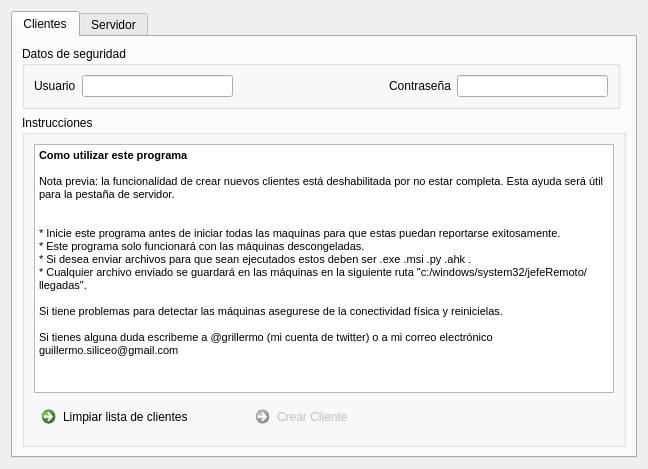
Above: mainWindow.ui from grillermo/Jefe-Remoto before the change. Below: the same form after it.
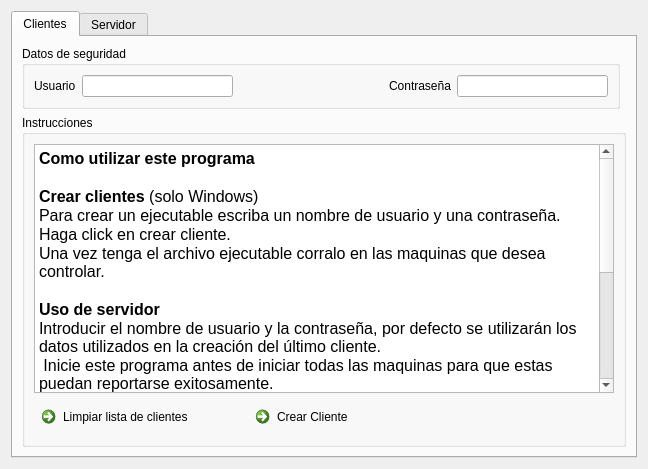
That is the form after the change. The open tabs and pages were chosen to show the change. Icons and pictures are not drawn.

Commit message: 'Working for windows, mac'

The edit to the form file:
```diff
--- a/mainWindow.ui
+++ b/mainWindow.ui
@@ -137,20 +137,25 @@
 &lt;html&gt;&lt;head&gt;&lt;meta name=&quot;qrichtext&quot; content=&quot;1&quot; /&gt;&lt;style type=&quot;text/css&quot;&gt;
 p, li { white-space: pre-wrap; }
 &lt;/style&gt;&lt;/head&gt;&lt;body style=&quot; font-family:'MS Shell Dlg 2'; font-size:8.25pt; font-weight:400; font-style:normal;&quot;&gt;
-&lt;p style=&quot; margin-top:0px; margin-bottom:0px; margin-left:0px; margin-right:0px; -qt-block-indent:0; text-indent:0px;&quot;&gt;&lt;span style=&quot; font-size:8pt; font-weight:600;&quot;&gt;Como utilizar este programa&lt;/span&gt;&lt;/p&gt;
-&lt;p style=&quot;-qt-paragraph-type:empty; margin-top:0px; margin-bottom:0px; margin-left:0px; margin-right:0px; -qt-block-indent:0; text-indent:0px; font-size:8pt; font-weight:600;&quot;&gt;&lt;/p&gt;
-&lt;p style=&quot; margin-top:0px; margin-bottom:0px; margin-left:0px; margin-right:0px; -qt-block-indent:0; text-indent:0px;&quot;&gt;&lt;span style=&quot; font-size:8pt;&quot;&gt;Nota previa: la funcionalidad de crear nuevos clientes está deshabilitada por no estar completa. Esta ayuda será útil para la pestaña de servidor.&lt;/span&gt;&lt;/p&gt;
-&lt;p style=&quot;-qt-paragraph-type:empty; margin-top:0px; margin-bottom:0px; margin-left:0px; margin-right:0px; -qt-block-indent:0; text-indent:0px; font-size:8pt;&quot;&gt;&lt;/p&gt;
-&lt;p style=&quot;-qt-paragraph-type:empty; margin-top:0px; margin-bottom:0px; margin-left:0px; margin-right:0px; -qt-block-indent:0; text-indent:0px; font-size:8pt;&quot;&gt;&lt;/p&gt;
-&lt;p style=&quot; margin-top:0px; margin-bottom:0px; margin-left:0px; margin-right:0px; -qt-block-indent:0; text-indent:0px;&quot;&gt;&lt;span style=&quot; font-size:8pt;&quot;&gt;* Inicie este programa antes de iniciar todas las maquinas para que estas puedan reportarse exitosamente.&lt;/span&gt;&lt;/p&gt;
-&lt;p style=&quot; margin-top:0px; margin-bottom:0px; margin-left:0px; margin-right:0px; -qt-block-indent:0; text-indent:0px;&quot;&gt;&lt;span style=&quot; font-size:8pt;&quot;&gt;* Este programa solo funcionará con las máquinas descongeladas.&lt;/span&gt;&lt;/p&gt;
-&lt;p style=&quot; margin-top:0px; margin-bottom:0px; margin-left:0px; margin-right:0px; -qt-block-indent:0; text-indent:0px;&quot;&gt;&lt;span style=&quot; font-size:8pt;&quot;&gt;* Si desea enviar archivos para que sean ejecutados estos deben ser .exe .msi .py .ahk .&lt;/span&gt;&lt;/p&gt;
-&lt;p style=&quot; margin-top:0px; margin-bottom:0px; margin-left:0px; margin-right:0px; -qt-block-indent:0; text-indent:0px;&quot;&gt;&lt;span style=&quot; font-size:8pt;&quot;&gt;* Cualquier archivo enviado se guardará en las máquinas en la siguiente ruta &amp;quot;c:/windows/system32/jefeRemoto/llegadas&amp;quot;.&lt;/span&gt;&lt;/p&gt;
-&lt;p style=&quot;-qt-paragraph-type:empty; margin-top:0px; margin-bottom:0px; margin-left:0px; margin-right:0px; -qt-block-indent:0; text-indent:0px; font-size:8pt;&quot;&gt;&lt;/p&gt;
-&lt;p style=&quot; margin-top:0px; margin-bottom:0px; margin-left:0px; margin-right:0px; -qt-block-indent:0; text-indent:0px;&quot;&gt;&lt;span style=&quot; font-size:8pt;&quot;&gt;Si tiene problemas para detectar las máquinas asegurese de la conectividad física y reinicielas.&lt;/span&gt;&lt;/p&gt;
-&lt;p style=&quot;-qt-paragraph-type:empty; margin-top:0px; margin-bottom:0px; margin-left:0px; margin-right:0px; -qt-block-indent:0; text-indent:0px; font-size:8pt;&quot;&gt;&lt;/p&gt;
-&lt;p style=&quot; margin-top:0px; margin-bottom:0px; margin-left:0px; margin-right:0px; -qt-block-indent:0; text-indent:0px;&quot;&gt;&lt;span style=&quot; font-size:8pt;&quot;&gt;Si tienes alguna duda escribeme a @grillermo (mi cuenta de twitter) o a mi correo electrónico guillermo.siliceo@gmail.com&lt;/span&gt;&lt;/p&gt;
-&lt;p style=&quot;-qt-paragraph-type:empty; margin-top:0px; margin-bottom:0px; margin-left:0px; margin-right:0px; -qt-block-indent:0; text-indent:0px; font-size:8pt;&quot;&gt;&lt;/p&gt;&lt;/body&gt;&lt;/html&gt;</string>
+&lt;p style=&quot; margin-top:0px; margin-bottom:0px; margin-left:0px; margin-right:0px; -qt-block-indent:0; text-indent:0px;&quot;&gt;&lt;span style=&quot; font-size:12pt; font-weight:600;&quot;&gt;Como utilizar este programa&lt;/span&gt;&lt;/p&gt;
+&lt;p style=&quot;-qt-paragraph-type:empty; margin-top:0px; margin-bottom:0px; margin-left:0px; margin-right:0px; -qt-block-indent:0; text-indent:0px; font-size:12pt; font-weight:600;&quot;&gt;&lt;/p&gt;
+&lt;p style=&quot; margin-top:0px; margin-bottom:0px; margin-left:0px; margin-right:0px; -qt-block-indent:0; text-indent:0px;&quot;&gt;&lt;span style=&quot; font-size:12pt; font-weight:600;&quot;&gt;Crear clientes &lt;/span&gt;&lt;span style=&quot; font-size:12pt;&quot;&gt;(solo Windows)&lt;/span&gt;&lt;/p&gt;
+&lt;p style=&quot; margin-top:0px; margin-bottom:0px; margin-left:0px; margin-right:0px; -qt-block-indent:0; text-indent:0px;&quot;&gt;&lt;span style=&quot; font-size:12pt;&quot;&gt;Para crear un ejecutable escriba un nombre de usuario y una contraseña.&lt;/span&gt;&lt;/p&gt;
+&lt;p style=&quot; margin-top:0px; margin-bottom:0px; margin-left:0px; margin-right:0px; -qt-block-indent:0; text-indent:0px;&quot;&gt;&lt;span style=&quot; font-size:12pt;&quot;&gt;Haga click en crear cliente.&lt;/span&gt;&lt;/p&gt;
+&lt;p style=&quot; margin-top:0px; margin-bottom:0px; margin-left:0px; margin-right:0px; -qt-block-indent:0; text-indent:0px;&quot;&gt;&lt;span style=&quot; font-size:12pt;&quot;&gt;Una vez tenga el archivo ejecutable corralo en las maquinas que desea controlar.&lt;/span&gt;&lt;/p&gt;
+&lt;p style=&quot;-qt-paragraph-type:empty; margin-top:0px; margin-bottom:0px; margin-left:0px; margin-right:0px; -qt-block-indent:0; text-indent:0px; font-size:12pt;&quot;&gt;&lt;/p&gt;
+&lt;p style=&quot; margin-top:0px; margin-bottom:0px; margin-left:0px; margin-right:0px; -qt-block-indent:0; text-indent:0px;&quot;&gt;&lt;span style=&quot; font-size:12pt; font-weight:600;&quot;&gt;Uso de servidor&lt;/span&gt;&lt;/p&gt;
+&lt;p style=&quot; margin-top:0px; margin-bottom:0px; margin-left:0px; margin-right:0px; -qt-block-indent:0; text-indent:0px;&quot;&gt;&lt;span style=&quot; font-size:12pt;&quot;&gt;Introducir el nombre de usuario y la contraseña, por defecto se utilizarán los datos utilizados en la creación del último cliente.&lt;/span&gt;&lt;/p&gt;
+&lt;p style=&quot; margin-top:0px; margin-bottom:0px; margin-left:0px; margin-right:0px; -qt-block-indent:0; text-indent:0px;&quot;&gt;&lt;span style=&quot; font-size:12pt;&quot;&gt; Inicie este programa antes de iniciar todas las maquinas para que estas puedan reportarse exitosamente.&lt;/span&gt;&lt;/p&gt;
+&lt;p style=&quot; margin-top:0px; margin-bottom:0px; margin-left:0px; margin-right:0px; -qt-block-indent:0; text-indent:0px;&quot;&gt;&lt;span style=&quot; font-size:12pt;&quot;&gt; Este programa solo funcionará con las máquinas descongeladas.&lt;/span&gt;&lt;/p&gt;
+&lt;p style=&quot; margin-top:0px; margin-bottom:0px; margin-left:0px; margin-right:0px; -qt-block-indent:0; text-indent:0px;&quot;&gt;&lt;span style=&quot; font-size:12pt;&quot;&gt; Si desea enviar archivos para que sean ejecutados estos deben ser .exe .msi .py .ahk .&lt;/span&gt;&lt;/p&gt;
+&lt;p style=&quot;-qt-paragraph-type:empty; margin-top:0px; margin-bottom:0px; margin-left:0px; margin-right:0px; -qt-block-indent:0; text-indent:0px; font-size:12pt;&quot;&gt;&lt;/p&gt;
+&lt;p style=&quot; margin-top:0px; margin-bottom:0px; margin-left:0px; margin-right:0px; -qt-block-indent:0; text-indent:0px;&quot;&gt;&lt;span style=&quot; font-size:12pt; font-weight:600;&quot;&gt;Problemas&lt;/span&gt;&lt;/p&gt;
+&lt;p style=&quot; margin-top:0px; margin-bottom:0px; margin-left:0px; margin-right:0px; -qt-block-indent:0; text-indent:0px;&quot;&gt;&lt;span style=&quot; font-size:12pt;&quot;&gt;Si tiene problemas para detectar las máquinas asegurese de la conectividad física y reinicielas.&lt;/span&gt;&lt;/p&gt;
+&lt;p style=&quot; margin-top:0px; margin-bottom:0px; margin-left:0px; margin-right:0px; -qt-block-indent:0; text-indent:0px;&quot;&gt;&lt;span style=&quot; font-size:12pt;&quot;&gt;Si tienes alguna duda mandame un twitt a @grillermo o escribeme correo electrónico guillermo.siliceo@gmail.com&lt;/span&gt;&lt;/p&gt;
+&lt;p style=&quot;-qt-paragraph-type:empty; margin-top:0px; margin-bottom:0px; margin-left:0px; margin-right:0px; -qt-block-indent:0; text-indent:0px; font-size:12pt;&quot;&gt;&lt;/p&gt;
+&lt;p align=&quot;right&quot; style=&quot; margin-top:0px; margin-bottom:0px; margin-left:0px; margin-right:0px; -qt-block-indent:0; text-indent:0px;&quot;&gt;&lt;span style=&quot; font-size:12pt;&quot;&gt;Copyright 2011 Guillermo Siliceo Trueba&lt;/span&gt;&lt;/p&gt;
+&lt;p style=&quot;-qt-paragraph-type:empty; margin-top:0px; margin-bottom:0px; margin-left:0px; margin-right:0px; -qt-block-indent:0; text-indent:0px; font-size:12pt;&quot;&gt;&lt;/p&gt;&lt;/body&gt;&lt;/html&gt;</string>
             </property>
            </widget>
           </item>
@@ -214,7 +219,7 @@
             <item>
              <widget class="QCommandLinkButton" name="generateClientButton">
               <property name="enabled">
-               <bool>false</bool>
+               <bool>true</bool>
               </property>
               <property name="sizePolicy">
                <sizepolicy hsizetype="Expanding" vsizetype="Preferred">
```
Left out of the diff: 82 changed lines with no effect on the pictures. The commit also changes 12 other files.
